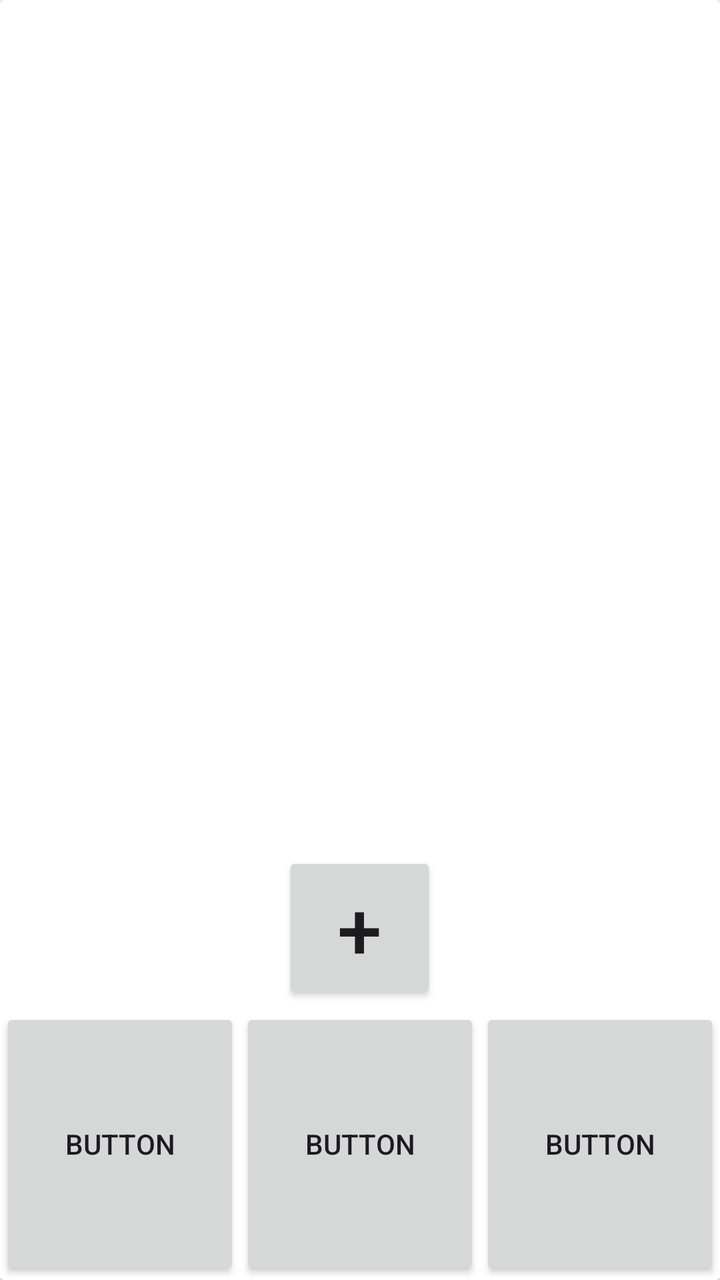
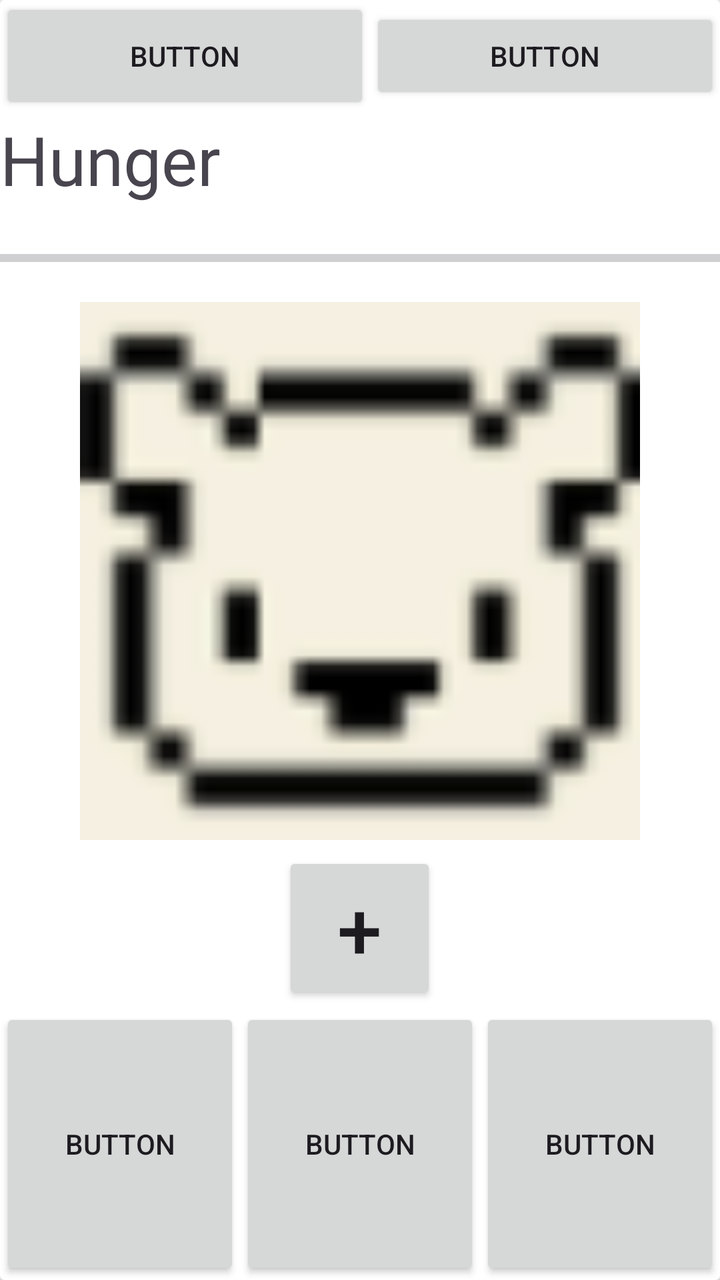

Two renders of the same Android screen: before a commit and after it. Below are the layout's source before the change and the commit's diff.
<!-- AndroidManifest.xml: application theme Theme.BeeBudgetingLimited -->
<!-- res/layout/activity_barry_care_screen.xml -->
<?xml version="1.0" encoding="utf-8"?>
<androidx.drawerlayout.widget.DrawerLayout xmlns:android="http://schemas.android.com/apk/res/android"
    xmlns:app="http://schemas.android.com/apk/res-auto"
    xmlns:tools="http://schemas.android.com/tools"
    android:id="@+id/main"
    android:layout_width="match_parent"
    android:layout_height="match_parent"
    tools:context=".BarryCareScreen">
    <androidx.cardview.widget.CardView
        android:layout_width="match_parent"
        android:layout_height="wrap_content">

        <LinearLayout
            android:layout_width="match_parent"
            android:layout_height="519dp"
            android:orientation="vertical" >

        </LinearLayout>

        <LinearLayout
            android:layout_width="match_parent"
            android:layout_height="213dp"
            android:layout_gravity="bottom"
            android:layout_weight="1"
            android:gravity="bottom"
            android:orientation="vertical">

            <Button
                android:id="@+id/Addbtn"
                android:layout_width="77dp"
                android:layout_height="76dp"
                android:layout_gravity="center"
                android:text="+"
                android:textSize="40dp"
                app:iconSize="50dp" />

            <LinearLayout
                android:layout_width="match_parent"
                android:layout_height="138dp"
                android:layout_gravity="bottom"
                android:gravity="bottom"
                android:orientation="horizontal">

                <Button
                    android:id="@+id/HomeButton"
                    android:layout_width="100dp"
                    android:layout_height="136dp"
                    android:layout_weight="1"
                    android:text="Button" />

                <Button
                    android:id="@+id/Barrybtn"
                    android:layout_width="100dp"
                    android:layout_height="136dp"
                    android:layout_weight="1"
                    android:text="Button" />

                <Button
                    android:id="@+id/Analycticsbtn"
                    android:layout_width="100dp"
                    android:layout_height="136dp"
                    android:layout_weight="1"
                    android:text="Button" />

            </LinearLayout>
        </LinearLayout>

    </androidx.cardview.widget.CardView>
</androidx.drawerlayout.widget.DrawerLayout>
<!-- resources referenced by this layout -->
<resources>
  <style name="Theme.BeeBudgetingLimited" parent="Base.Theme.BeeBudgetingLimited" />
  <style name="Base.Theme.BeeBudgetingLimited" parent="Theme.Material3.DayNight.NoActionBar">
          
          
      </style>
</resources>

<!-- the commit's change to res/layout/activity_barry_care_screen.xml (unified diff, before → after) -->
@@ -13,7 +13,62 @@
         <LinearLayout
             android:layout_width="match_parent"
             android:layout_height="519dp"
-            android:orientation="vertical" >
+            android:gravity="bottom"
+            android:orientation="vertical">
+
+            <LinearLayout
+                android:layout_width="match_parent"
+                android:layout_height="58dp"
+                android:orientation="horizontal">
+
+                <Button
+                    android:id="@+id/button"
+                    android:layout_width="270dp"
+                    android:layout_height="match_parent"
+                    android:layout_weight="1"
+                    android:text="Button" />
+
+                <Button
+                    android:id="@+id/button2"
+                    android:layout_width="260dp"
+                    android:layout_height="wrap_content"
+                    android:layout_weight="1"
+                    android:text="Button" />
+            </LinearLayout>
+
+            <LinearLayout
+                android:layout_width="match_parent"
+                android:layout_height="50dp"
+                android:orientation="horizontal">
+
+                <TextView
+                    android:id="@+id/textView2"
+                    android:layout_width="wrap_content"
+                    android:layout_height="match_parent"
+                    android:layout_weight="1"
+                    android:text="Hunger"
+                    android:textSize="34sp" />
+            </LinearLayout>
+
+            <ProgressBar
+                android:id="@+id/progressBar"
+                style="?android:attr/progressBarStyleHorizontal"
+                android:layout_width="match_parent"
+                android:layout_height="44dp" />
+
+            <ImageView
+                android:id="@+id/imageView2"
+                android:layout_width="match_parent"
+                android:layout_height="269dp"
+                app:srcCompat="@drawable/welcom" />
+
+            <LinearLayout
+                android:layout_width="match_parent"
+                android:layout_height="99dp"
+                android:layout_gravity="bottom"
+                android:foregroundGravity="bottom"
+                android:gravity="bottom"
+                android:orientation="horizontal"></LinearLayout>
 
         </LinearLayout>
 
<!-- resource entries referenced after the edit -->
@@ -1,5 +1,6 @@
 <!-- resources referenced by this layout -->
 <resources>
+  <!-- drawable welcom: png bitmap (drawable, 2867 bytes) -->
   <style name="Theme.BeeBudgetingLimited" parent="Base.Theme.BeeBudgetingLimited" />
   <style name="Base.Theme.BeeBudgetingLimited" parent="Theme.Material3.DayNight.NoActionBar">
           
